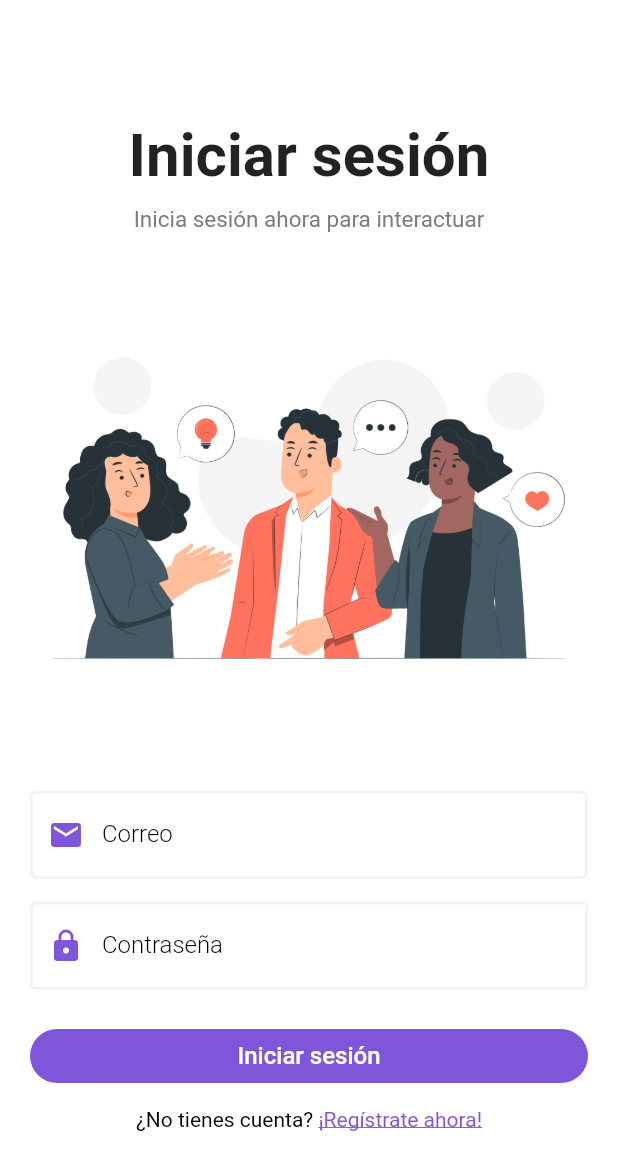
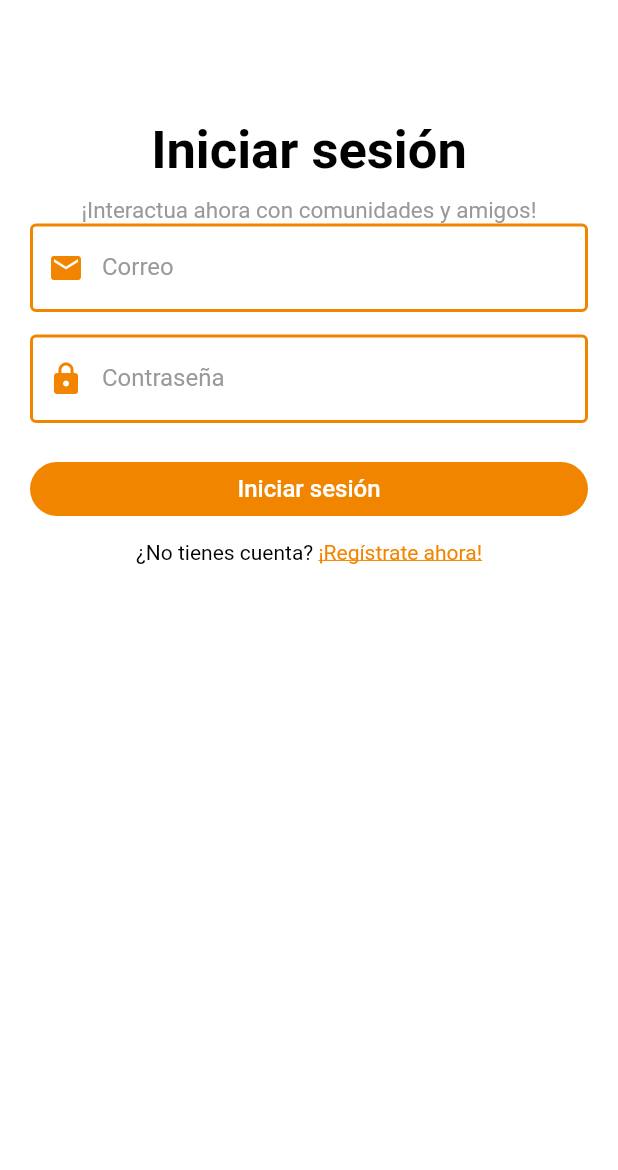
Before and after one commit to SantiagoEsC/RedSocial, a Flutter app: the screen it shows after launch, on a phone screen of 412 x 824 dp. Shown: the top 1170 px of the screen. Run offline on Flutter 3.47's test engine with Material 2 defaults, Android fonts, the phone set to English and light mode, and no system bars; our stand-ins replace cloud_firestore, firebase_auth, firebase_core, shared_preferences; missing offline and left inert: cloud_firestore_web, firebase_auth_web, firebase_core_web, shared_preferences_web; accounts and stored records are empty.

Commit message:
Cambios de UI

```diff
--- a/lib/pages/auth/login_page.dart
+++ b/lib/pages/auth/login_page.dart
@@ -42,27 +42,36 @@ class _LoginPageState extends State<LoginPage> {
                       children: <Widget>[
                         const Text(
                           "Iniciar sesión",
-                          style: TextStyle(
-                              fontSize: 40, fontWeight: FontWeight.bold),
+                          style: TextStyle(color: Colors.black,
+                              fontSize: 35, fontWeight: FontWeight.bold),
                         ),
                         const SizedBox(height: 10),
-                        const Text("Inicia sesión ahora para interactuar",
+                        const Text("¡Interactua ahora con comunidades y amigos!",
                             style: TextStyle(
-                                fontSize: 15, fontWeight: FontWeight.w400, color: Color(0xFF797c81))),
-                        Image.asset("assets/login.png"),
+                                fontSize: 15, fontWeight: FontWeight.w400, color: Color(0xFF999999))),
+                        // Image.asset("assets/login.png"),
                         TextFormField(
-                          decoration: textInputDecoration.copyWith(
+                          cursorColor: Color(0xFFF28500),
+                          style: TextStyle(color: Colors.black),
+                          decoration: InputDecoration(
                               labelText: "Correo",
+                              labelStyle: TextStyle(
+                                color: Color(0xFF999999),
+                              ),
                               prefixIcon: Icon(
                                 Icons.email,
-                                color: Theme.of(context).primaryColor,
-                              )),
+                                color: Color(0xFFF28500),
+                              ),
+                              focusedBorder: UnderlineInputBorder(
+                              borderSide: BorderSide(width: 2, color: Color(0xFFF28500))),
+                              enabledBorder: OutlineInputBorder(
+                              borderSide: BorderSide(width: 2, color: Color(0xFFF28500)),),
+                              ),
                           onChanged: (val) {
                             setState(() {
                               email = val;
                             });
                           },
-
                           // check tha validation
                           validator: (val) {
                             return RegExp(
@@ -74,13 +83,22 @@ class _LoginPageState extends State<LoginPage> {
                         ),
                         const SizedBox(height: 15),
                         TextFormField(
+                          cursorColor: Color(0xFFF28500),
+                          style: TextStyle(color: Colors.black),
                           obscureText: true,
-                          decoration: textInputDecoration.copyWith(
+                          decoration: InputDecoration(
                               labelText: "Contraseña",
+                              labelStyle: TextStyle(
+                                color: Color(0xFF999999)),
                               prefixIcon: Icon(
                                 Icons.lock,
-                                color: Theme.of(context).primaryColor,
-                              )),
+                                color: Color(0xFFF28500),
+                              ),
+                              focusedBorder: UnderlineInputBorder(
+                              borderSide: BorderSide(width: 2, color: Color(0xFFF28500))),
+                              enabledBorder: OutlineInputBorder(
+                              borderSide: BorderSide(width: 2, color: Color(0xFFF28500))),
+                              ),
                           validator: (val) {
                             if (val!.length < 6) {
                               return "La contraseña debe tener al menos 6 carácteres";
@@ -125,8 +143,8 @@ class _LoginPageState extends State<LoginPage> {
                           children: <TextSpan>[
                             TextSpan(
                                 text: "¡Regístrate ahora!",
-                                style: const TextStyle(
-                                    color: Color(0xFF7f56da),
+                                style: TextStyle(
+                                    color: Color(0xFFF28500),
                                     decoration: TextDecoration.underline),
                                 recognizer: TapGestureRecognizer()
                                   ..onTap = () {
@@ -159,7 +177,7 @@ class _LoginPageState extends State<LoginPage> {
           await HelperFunctions.saveUserNameSF(snapshot.docs[0]['fullName']);
           nextScreenReplace(context, const HomePage());
         } else {
-          showSnackbar(context, Color(0xFF7f56da), value);
+          showSnackbar(context, Colors.white, value);
           setState(() {
             _isLoading = false;
           });
--- a/lib/shared/constants.dart
+++ b/lib/shared/constants.dart
@@ -5,6 +5,6 @@ class Constants {
   static String apiKey = "AIzaSyCWBuLeP_k0NxaXn7ZR8ip2Re7LVKHCHCc";
   static String messagingSenderId = "188662397737";
   static String projectId = "chatapp-c6557";
-  final primaryColor = const Color(0xFF7f56da);
+  final primaryColor = const Color(0xFFF28500);
   final primaryBox = const Color(0xFFe8e8ea);
 }
--- a/pubspec.yaml
+++ b/pubspec.yaml
@@ -27,6 +27,7 @@ environment:
 # the latest version available on pub.dev. To see which dependencies have newer
 # versions available, run `flutter pub outdated`.
 dependencies:
+# Import packages from pub.devc
   cloud_firestore: ^4.6.0
   cupertino_icons: ^1.0.2
   firebase_auth: ^4.5.0
```
Also changed, not shown: lib/main.dart (+28 -0 lines), lib/pages/auth/register_page.dart (+45 -16 lines), lib/pages/home_page.dart (+12 -11 lines), lib/pages/profile_page.dart (+14 -11 lines), lib/pages/search_page.dart (+4 -4 lines), lib/widgets/group_tile.dart (+8 -3 lines), 1 other file.
